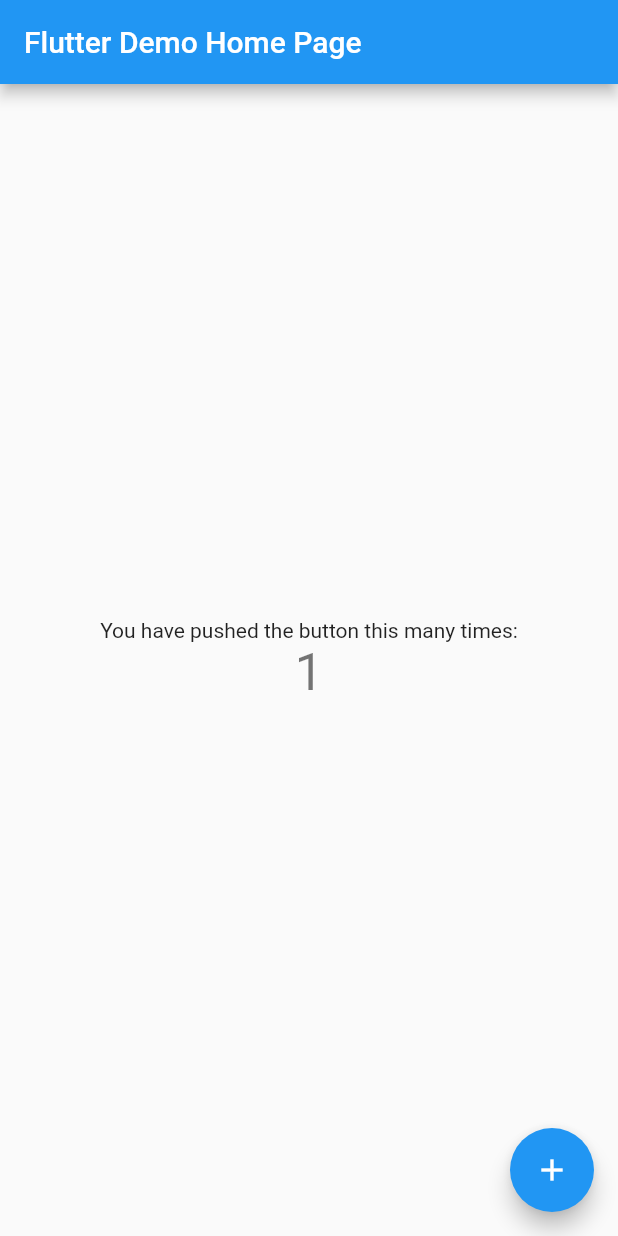
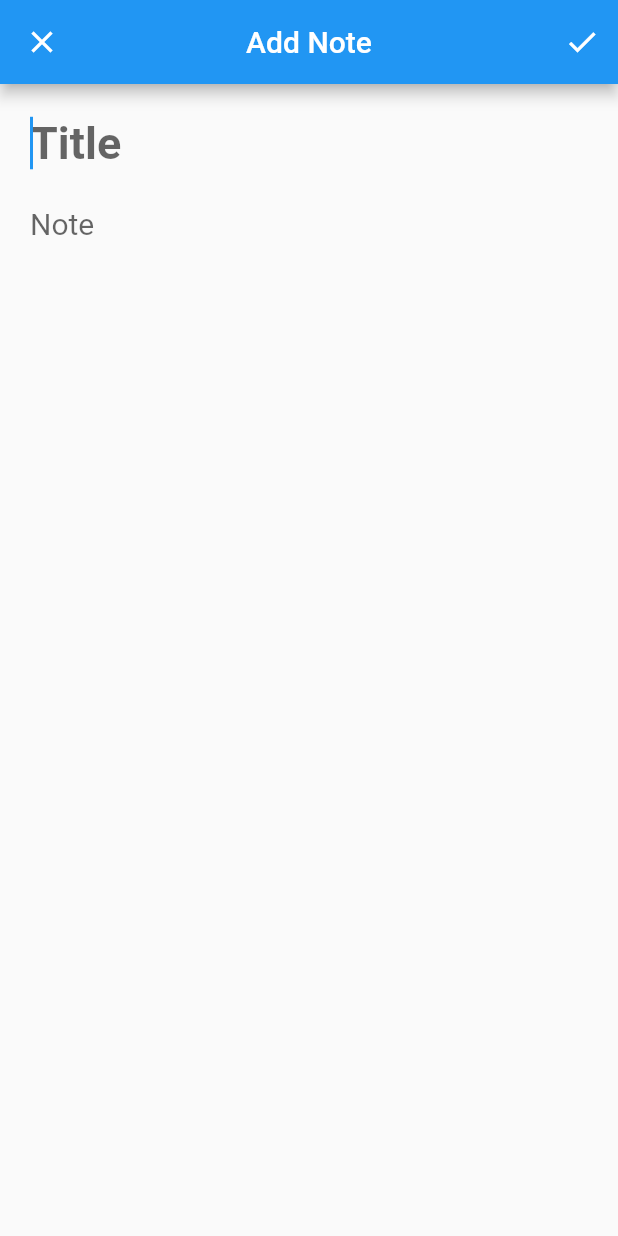
Before and after one commit to ratishjain12/Notes-App-Flutter-Nodejs-, a Flutter app: the screen it shows after launch, after a tap on the "add" icon, on a phone screen of 412 x 824 dp. Run offline on Flutter 3.47's test engine with Material 2 defaults, Android fonts, the phone set to English and light mode, and no system bars.

Commit message:
frontend done

```diff
--- a/notes_app/lib/main.dart
+++ b/notes_app/lib/main.dart
@@ -1,7 +1,16 @@
 import 'package:flutter/material.dart';
+import 'package:notes_app/pages/homepage.dart';
+import 'package:notes_app/providers/notes_provider.dart';
+import 'package:provider/provider.dart';
 
 void main() {
-  runApp(const MyApp());
+  runApp(
+    MultiProvider(providers: [
+      ChangeNotifierProvider(
+        create: (context) => NoteProvider(),
+      ),
+    ], child: const MyApp()),
+  );
 }
 
 class MyApp extends StatelessWidget {
@@ -11,105 +20,12 @@ class MyApp extends StatelessWidget {
   @override
   Widget build(BuildContext context) {
     return MaterialApp(
-      title: 'Flutter Demo',
+      debugShowCheckedModeBanner: false,
+      title: 'Notes App',
       theme: ThemeData(
-        // This is the theme of your application.
-        //
-        // Try running your application with "flutter run". You'll see the
-        // application has a blue toolbar. Then, without quitting the app, try
-        // changing the primarySwatch below to Colors.green and then invoke
-        // "hot reload" (press "r" in the console where you ran "flutter run",
-        // or simply save your changes to "hot reload" in a Flutter IDE).
-        // Notice that the counter didn't reset back to zero; the application
-        // is not restarted.
         primarySwatch: Colors.blue,
       ),
-      home: const MyHomePage(title: 'Flutter Demo Home Page'),
+      home: const HomePage(),
     );
   }
 }
-
-class MyHomePage extends StatefulWidget {
-  const MyHomePage({super.key, required this.title});
-
-  // This widget is the home page of your application. It is stateful, meaning
-  // that it has a State object (defined below) that contains fields that affect
-  // how it looks.
-
-  // This class is the configuration for the state. It holds the values (in this
-  // case the title) provided by the parent (in this case the App widget) and
-  // used by the build method of the State. Fields in a Widget subclass are
-  // always marked "final".
-
-  final String title;
-
-  @override
-  State<MyHomePage> createState() => _MyHomePageState();
-}
-
-class _MyHomePageState extends State<MyHomePage> {
-  int _counter = 0;
-
-  void _incrementCounter() {
-    setState(() {
-      // This call to setState tells the Flutter framework that something has
-      // changed in this State, which causes it to rerun the build method below
-      // so that the display can reflect the updated values. If we changed
-      // _counter without calling setState(), then the build method would not be
-      // called again, and so nothing would appear to happen.
-      _counter++;
-    });
-  }
-
-  @override
-  Widget build(BuildContext context) {
-    // This method is rerun every time setState is called, for instance as done
-    // by the _incrementCounter method above.
-    //
-    // The Flutter framework has been optimized to make rerunning build methods
-    // fast, so that you can just rebuild anything that needs updating rather
-    // than having to individually change instances of widgets.
-    return Scaffold(
-      appBar: AppBar(
-        // Here we take the value from the MyHomePage object that was created by
-        // the App.build method, and use it to set our appbar title.
-        title: Text(widget.title),
-      ),
-      body: Center(
-        // Center is a layout widget. It takes a single child and positions it
-        // in the middle of the parent.
-        child: Column(
-          // Column is also a layout widget. It takes a list of children and
-          // arranges them vertically. By default, it sizes itself to fit its
-          // children horizontally, and tries to be as tall as its parent.
-          //
-          // Invoke "debug painting" (press "p" in the console, choose the
-          // "Toggle Debug Paint" action from the Flutter Inspector in Android
-          // Studio, or the "Toggle Debug Paint" command in Visual Studio Code)
-          // to see the wireframe for each widget.
-          //
-          // Column has various properties to control how it sizes itself and
-          // how it positions its children. Here we use mainAxisAlignment to
-          // center the children vertically; the main axis here is the vertical
-          // axis because Columns are vertical (the cross axis would be
-          // horizontal).
-          mainAxisAlignment: MainAxisAlignment.center,
-          children: <Widget>[
-            const Text(
-              'You have pushed the button this many times:',
-            ),
-            Text(
-              '$_counter',
-              style: Theme.of(context).textTheme.headlineMedium,
-            ),
-          ],
-        ),
-      ),
-      floatingActionButton: FloatingActionButton(
-        onPressed: _incrementCounter,
-        tooltip: 'Increment',
-        child: const Icon(Icons.add),
-      ), // This trailing comma makes auto-formatting nicer for build methods.
-    );
-  }
-}
--- /dev/null
+++ b/notes_app/lib/models/note.dart
@@ -0,0 +1,29 @@
+class Note {
+  String? id;
+  String? userid;
+  String? title;
+  String? content;
+  DateTime? dateadded;
+
+  Note({this.id, this.userid, this.title, this.content, this.dateadded});
+
+  factory Note.fromMap(Map<String, dynamic> map) {
+    return Note(
+      id: map["id"],
+      userid: map["userid"],
+      title: map["title"],
+      content: map["content"],
+      dateadded: DateTime.tryParse(map["dateadded"]),
+    );
+  }
+
+  Map<String, dynamic> toMap() {
+    return {
+      "id": id,
+      "userid": userid,
+      "title": title,
+      "content": content,
+      "dateadded": dateadded!.toIso8601String(),
+    };
+  }
+}
--- /dev/null
+++ b/notes_app/lib/pages/addnewnote.dart
@@ -0,0 +1,110 @@
+import 'package:flutter/material.dart';
+import 'package:notes_app/models/note.dart';
+import 'package:notes_app/providers/notes_provider.dart';
+import 'package:provider/provider.dart';
+import 'package:uuid/uuid.dart';
+
+class AddNewPage extends StatefulWidget {
+  final bool isUpdate;
+  final Note? note;
+  const AddNewPage({super.key, required this.isUpdate, this.note});
+
+  @override
+  State<AddNewPage> createState() => _AddNewPageState();
+}
+
+class _AddNewPageState extends State<AddNewPage> {
+  FocusNode noteFocus = FocusNode();
+  TextEditingController titleController = TextEditingController();
+  TextEditingController contentController = TextEditingController();
+
+  void addNote() {
+    Note newNote = Note(
+      id: const Uuid().v1(),
+      userid: "ratishjain",
+      title: titleController.text,
+      content: contentController.text,
+      dateadded: DateTime.now(),
+    );
+
+    final noteAdder = Provider.of<NoteProvider>(context, listen: false);
+    noteAdder.addNote(newNote);
+    Navigator.pop(context);
+  }
+
+  void updateNote() {
+    widget.note!.title = titleController.text;
+    widget.note!.content = contentController.text;
+    Provider.of<NoteProvider>(context, listen: false).updateNote(widget.note!);
+    Navigator.pop(context);
+  }
+
+  @override
+  void initState() {
+    // TODO: implement initState
+    if (widget.isUpdate) {
+      titleController.text = widget.note!.title!;
+      contentController.text = widget.note!.content!;
+    }
+    super.initState();
+  }
+
+  @override
+  Widget build(BuildContext context) {
+    return Scaffold(
+      appBar: AppBar(
+        title: const Text("Add Note"),
+        centerTitle: true,
+        actions: [
+          IconButton(
+              onPressed: () {
+                if (widget.isUpdate) {
+                  updateNote();
+                } else {
+                  addNote();
+                }
+              },
+              icon: const Icon(Icons.check)),
+        ],
+      ),
+      body: SafeArea(
+        child: Padding(
+          padding: const EdgeInsets.symmetric(horizontal: 20.0, vertical: 10),
+          child: Column(children: [
+            TextField(
+              controller: titleController,
+              onSubmitted: (val) {
+                if (val.isNotEmpty) {
+                  noteFocus.requestFocus();
+                }
+              },
+              autofocus: (widget.isUpdate) ? false : true,
+              style: const TextStyle(
+                fontSize: 30,
+                fontWeight: FontWeight.bold,
+              ),
+              decoration: const InputDecoration(
+                border: InputBorder.none,
+                hintText: "Title",
+              ),
+            ),
+            Expanded(
+              child: TextField(
+                controller: contentController,
+                focusNode: noteFocus,
+                maxLines: null,
+                style: const TextStyle(
+                  fontSize: 20,
+                ),
+                decoration: const InputDecoration(
+                  border: InputBorder.none,
+                  hintText: "Note",
+                ),
+              ),
+            ),
+          ]),
+        ),
+      ),
+    );
+  }
+}
--- /dev/null
+++ b/notes_app/lib/pages/homepage.dart
@@ -0,0 +1,97 @@
+import 'package:flutter/cupertino.dart';
+import 'package:flutter/material.dart';
+import 'package:notes_app/models/note.dart';
+import 'package:notes_app/pages/addnewnote.dart';
+import 'package:notes_app/providers/notes_provider.dart';
+import 'package:provider/provider.dart';
+
+class HomePage extends StatefulWidget {
+  const HomePage({super.key});
+
+  @override
+  State<HomePage> createState() => _HomePageState();
+}
+
+class _HomePageState extends State<HomePage> {
+  @override
+  Widget build(BuildContext context) {
+    final notesProvider = Provider.of<NoteProvider>(context);
+
+    return Scaffold(
+      appBar: AppBar(
+        title: const Text("Notes App"),
+        centerTitle: true,
+      ),
+      body: SafeArea(
+        child: GridView.builder(
+          gridDelegate: const SliverGridDelegateWithFixedCrossAxisCount(
+              crossAxisCount: 2),
+          itemBuilder: (context, index) {
+            Note currentNote = notesProvider.notes[index];
+            return GestureDetector(
+              onTap: () {
+                Navigator.push(
+                    context,
+                    CupertinoPageRoute(
+                        builder: (context) => AddNewPage(
+                              isUpdate: true,
+                              note: currentNote,
+                            )));
+              },
+              onLongPress: () {
+                notesProvider.deleteNote(currentNote);
+              },
+              child: Container(
+                  margin: const EdgeInsets.all(5),
+                  padding: const EdgeInsets.all(10),
+                  decoration: BoxDecoration(
+                    borderRadius: BorderRadius.circular(12),
+                    border: Border.all(
+                      color: Colors.grey,
+                      width: 2,
+                    ),
+                  ),
+                  child: Column(
+                    crossAxisAlignment: CrossAxisAlignment.start,
+                    children: [
+                      Text(
+                        currentNote.title!,
+                        style: const TextStyle(
+                            fontWeight: FontWeight.bold, fontSize: 20),
+                        maxLines: 1,
+                        overflow: TextOverflow.ellipsis,
+                      ),
+                      const SizedBox(
+                        height: 7,
+                      ),
+                      Text(
+                        currentNote.content!,
+                        style: TextStyle(
+                          fontSize: 17,
+                          color: Colors.grey[700],
+                        ),
+                        maxLines: 6,
+                        overflow: TextOverflow.ellipsis,
+                      ),
+                    ],
+                  )),
+            );
+          },
+          itemCount: notesProvider.notes.length,
+        ),
+      ),
+      floatingActionButton: FloatingActionButton(
+        onPressed: () {
+          Navigator.push(
+              context,
+              CupertinoPageRoute(
+                  fullscreenDialog: true,
+                  builder: (context) => const AddNewPage(
+                        isUpdate: false,
+                      )));
+        },
+        child: const Icon(Icons.add),
+      ),
+    );
+  }
+}
--- /dev/null
+++ b/notes_app/lib/providers/notes_provider.dart
@@ -0,0 +1,26 @@
+import 'package:flutter/material.dart';
+
+import '../models/note.dart';
+
+class NoteProvider extends ChangeNotifier {
+  List<Note> notes = [];
+
+  void addNote(Note note) {
+    notes.add(note);
+    notifyListeners();
+  }
+
+  void updateNote(Note note) {
+    int indexOfNote =
+        notes.indexOf(notes.firstWhere((element) => element.id == note.id));
+    notes[indexOfNote] = note;
+    notifyListeners();
+  }
+
+  void deleteNote(Note note) {
+    int indexOfNote =
+        notes.indexOf(notes.firstWhere((element) => element.id == note.id));
+    notes.removeAt(indexOfNote);
+    notifyListeners();
+  }
+}
--- a/notes_app/pubspec.yaml
+++ b/notes_app/pubspec.yaml
@@ -35,6 +35,8 @@ dependencies:
   # The following adds the Cupertino Icons font to your application.
   # Use with the CupertinoIcons class for iOS style icons.
   cupertino_icons: ^1.0.2
+  provider: ^6.0.5
+  uuid: ^3.0.7
 
 dev_dependencies:
   flutter_test:
```
Also changed, not shown: notes_app/pubspec.lock.
